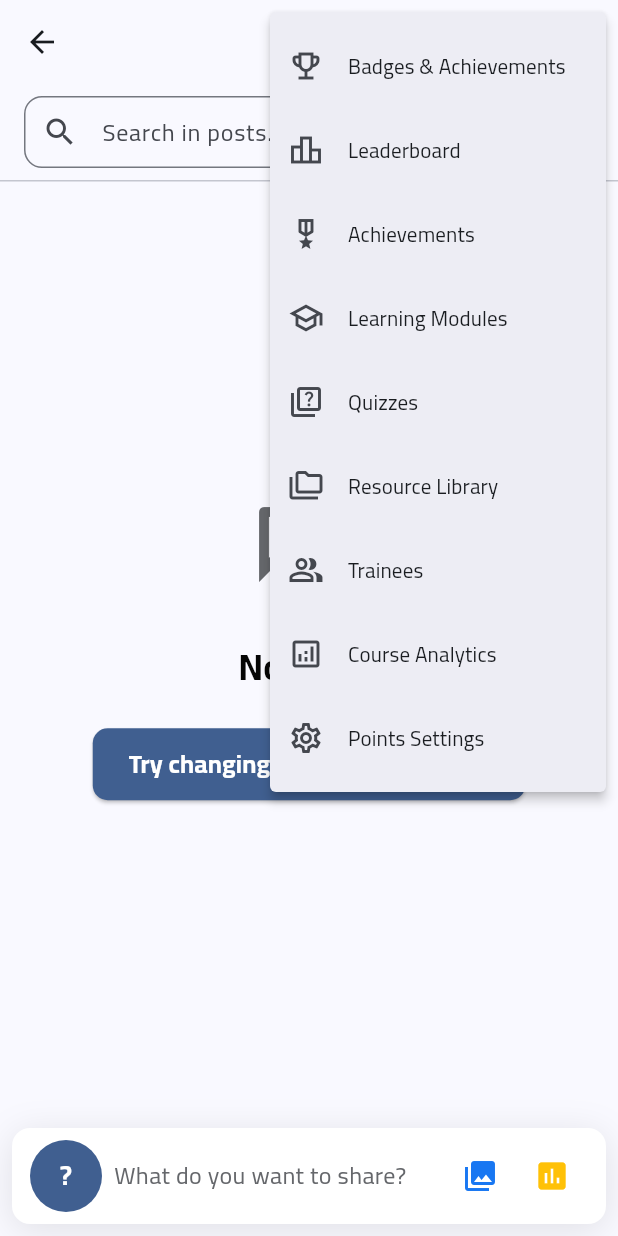
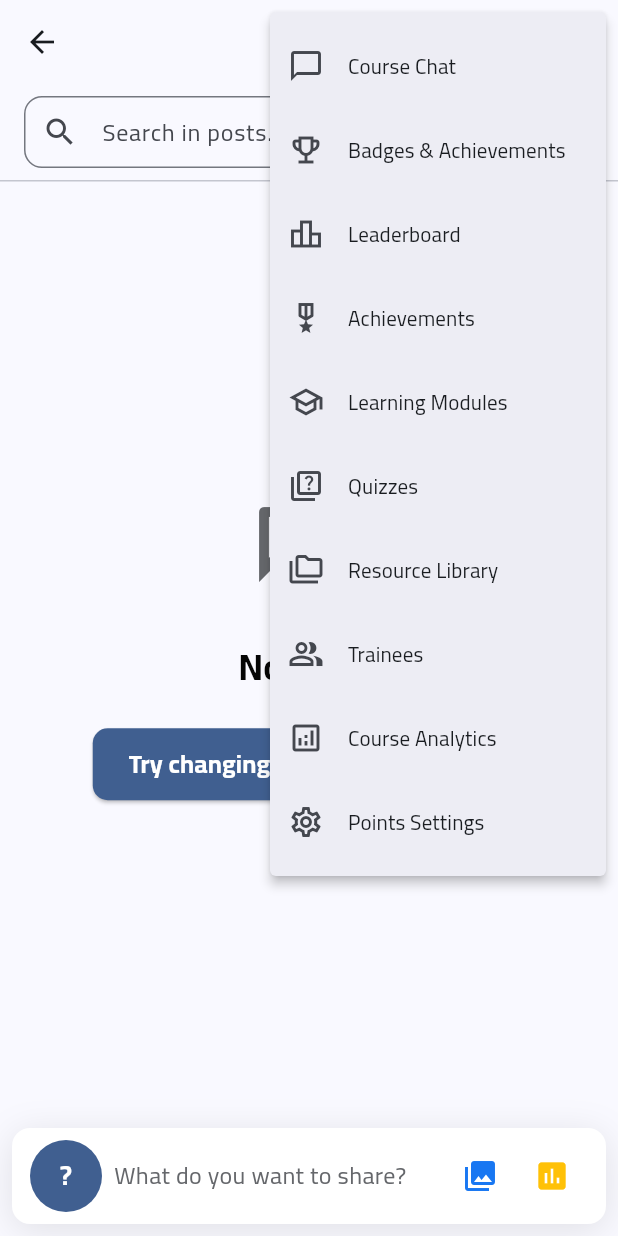
Before and after one commit to zezo12322/training_app_v2, a Flutter app: the CourseDetailsScreen screen opened directly with empty values, after a tap on the "more vert" icon, on a phone screen of 412 x 824 dp. Run offline on Flutter 3.47's test engine with Material 3 defaults, Android fonts, the light colour scheme and no system bars; our stand-ins replace audioplayers, cloud_firestore, csv, file_picker, firebase_auth, firebase_core and 12 more; missing offline and left inert: excel, onesignal_flutter, record; accounts and stored records are empty; network calls fail.

Commit message:
feat: Add Chat navigation to Course Details and Bottom Nav
- Add Course Chat button in CourseDetailsScreen menu (top-right)
- Add Direct Messages tab in BottomNavShell (new navigation tab)
- Trainers can chat with trainees in course context
- All users can send direct messages via Messages tab
- Import CourseChatScreen and DirectMessagesScreen

```diff
--- a/lib/screens/bottom_nav_shell.dart
+++ b/lib/screens/bottom_nav_shell.dart
@@ -9,6 +9,7 @@ import 'home_dashboard_screen.dart';
 import 'personal_profile_screen.dart';
 import 'progress_screen.dart';
 import 'settings_screen.dart';
+import 'direct_messages_screen.dart';
 import '../services/guided_tour_service.dart';
 
 /// Shared bottom navigation shell (adapts to role trainer/trainee for first tab).
@@ -39,6 +40,7 @@ class _BottomNavShellState extends ConsumerState<BottomNavShell>
       // Unified dashboard (still can deep-link to legacy trainer/trainee lists)
       HomeDashboardScreen(role: widget.role),
       const ProgressScreen(),
+      const DirectMessagesScreen(), // 💬 Direct Messages
       const PersonalProfileScreen(),
       const SettingsScreen(),
     ];
@@ -159,6 +161,11 @@ class _BottomNavShellState extends ConsumerState<BottomNavShell>
             label: context.l.progressTitle,
           ),
           NavigationDestination(
+            icon: const Icon(Icons.chat_bubble_outline),
+            selectedIcon: const Icon(Icons.chat_bubble),
+            label: 'Messages',
+          ),
+          NavigationDestination(
             key: _kProfile,
             icon: const Icon(Icons.person_outline),
             selectedIcon: const Icon(Icons.person),
@@ -177,7 +184,23 @@ class _BottomNavShellState extends ConsumerState<BottomNavShell>
   }
 
   Widget? _fabForIndexAndRole() {
-    if (_index != 0) return null; // FAB فقط في التبويب الأول
+    if (_index != 0 && _index != 2) return null; // FAB في التبويب الأول والـMessages
+
+    // FAB for Messages tab (index 2) - New Chat
+    if (_index == 2) {
+      return FloatingActionButton.extended(
+        key: _kFab,
+        heroTag: 'fab_new_chat',
+        onPressed: () {
+          // Navigate to DirectMessagesScreen and trigger new chat
+          // The DirectMessagesScreen already has a FAB for new chat
+        },
+        icon: const Icon(Icons.chat),
+        label: const Text('New Chat'),
+      );
+    }
+
+    // FAB for Dashboard (index 0)
     if (widget.role == 'trainer') {
       final l = context.l;
       return FloatingActionButton.extended(
--- a/lib/screens/course_details_screen.dart
+++ b/lib/screens/course_details_screen.dart
@@ -28,6 +28,7 @@ import 'gamification/modules_screen.dart';
 import 'gamification/leaderboard_screen.dart';
 import 'gamification/achievements_screen.dart';
 import 'gamification/analytics_dashboard_screen.dart';
+import 'course_chat_screen.dart';
 
 class CourseDetailsScreen extends ConsumerStatefulWidget {
   final String courseId;
@@ -163,6 +164,17 @@ class _CourseDetailsScreenState extends ConsumerState<CourseDetailsScreen>
             tooltip: l.courseDetailsMoreOptions,
             onSelected: (value) {
               switch (value) {
+                case 'chat':
+                  // 💬 Navigate to course chat
+                  Navigator.of(context).push(
+                    MaterialPageRoute(
+                      builder: (context) => CourseChatScreen(
+                        courseId: widget.courseId,
+                        courseName: widget.courseName,
+                      ),
+                    ),
+                  );
+                  break;
                 case 'badges':
                   Navigator.of(context).push(
                     MaterialPageRoute(builder: (_) => const BadgesOverviewScreen()),
@@ -236,6 +248,15 @@ class _CourseDetailsScreenState extends ConsumerState<CourseDetailsScreen>
               }
             },
             itemBuilder: (context) => [
+              // 💬 Course Chat - للجميع
+              PopupMenuItem(
+                value: 'chat',
+                child: ListTile(
+                  leading: const Icon(Icons.chat_bubble_outline),
+                  title: const Text('Course Chat'),
+                  contentPadding: EdgeInsets.zero,
+                ),
+              ),
               PopupMenuItem(
                 value: 'badges',
                 child: ListTile(
```
Also changed, not shown: 1 other file.
